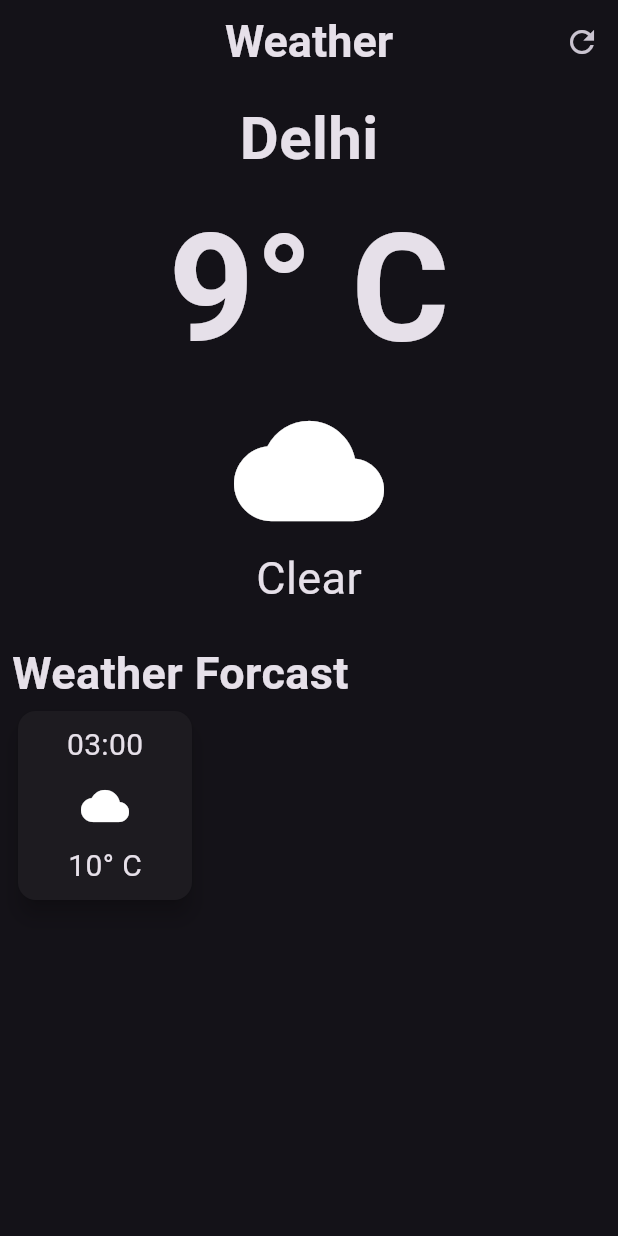
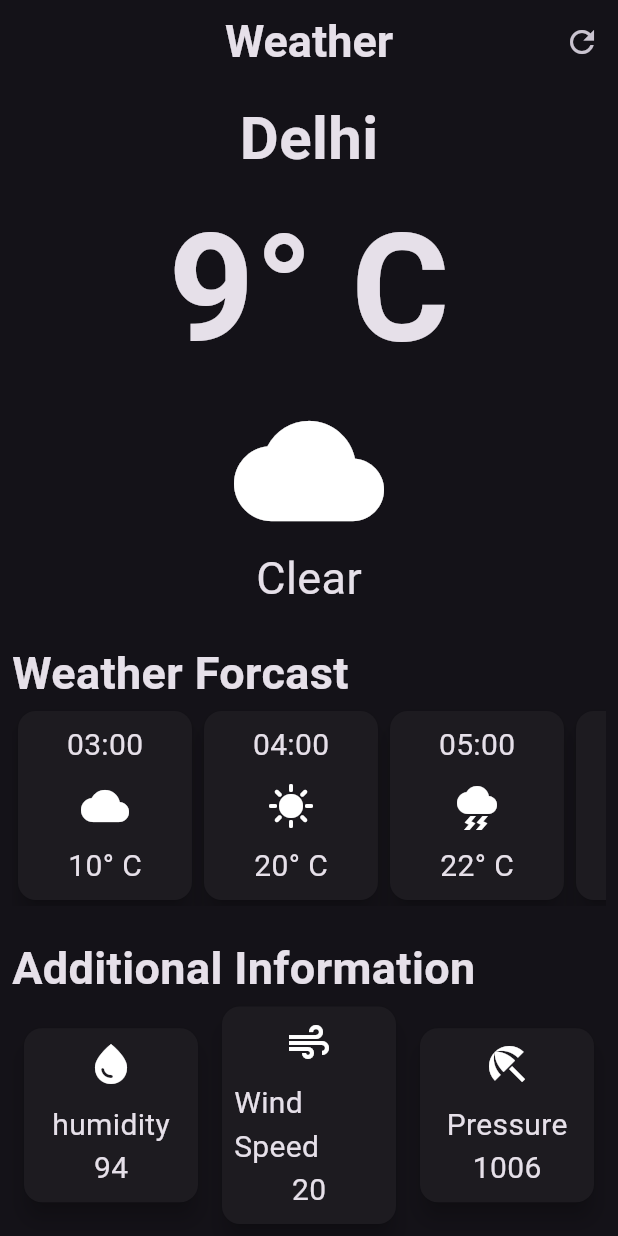
Before and after one commit to starkdotexe/weather_app, a Flutter app: the screen it shows after launch, on a phone screen of 412 x 824 dp. Run offline on Flutter 3.47's test engine with Material 2 defaults, Android fonts, the phone set to English and light mode, and no system bars; network calls fail.

Commit message:
some UI chnages and applied weather API

```diff
--- /dev/null
+++ b/lib/additional_info_item.dart
@@ -0,0 +1,43 @@
+import 'package:flutter/material.dart';
+
+class AdditionalInfoItem extends StatelessWidget {
+  final IconData icon;
+  final String label;
+  final String value;
+  const AdditionalInfoItem({
+    super.key,
+    required this.icon,
+    required this.label,
+    required this.value,
+  });
+
+  @override
+  Widget build(BuildContext context) {
+    return Card(
+      elevation: 6,
+      child: Padding(
+        padding: const EdgeInsets.all(8.0),
+        child: SizedBox(
+          width: 100,
+          child: Column(
+            children: [
+              Icon(
+                icon,
+                size: 32,
+              ),
+              const SizedBox(height: 10),
+              Text(
+                label,
+                style: const TextStyle(fontSize: 20),
+              ),
+              Text(
+                value,
+                style: const TextStyle(fontSize: 20),
+              ),
+            ],
+          ),
+        ),
+      ),
+    );
+  }
+}
--- /dev/null
+++ b/lib/hourly_weather_forcast.dart
@@ -0,0 +1,44 @@
+import 'package:flutter/material.dart';
+
+class HourlyWeatherForcast extends StatelessWidget {
+  final String time;
+  final IconData icon;
+  final String temp;
+  const HourlyWeatherForcast({
+    super.key,
+    required this.time,
+    required this.icon,
+    required this.temp,
+  });
+
+  @override
+  Widget build(BuildContext context) {
+    return Card(
+      elevation: 6,
+      child: Padding(
+        padding: const EdgeInsets.all(8.0),
+        child: SizedBox(
+          width: 100,
+          child: Column(
+            children: [
+              Text(
+                time,
+                style: const TextStyle(fontSize: 20),
+              ),
+              const SizedBox(height: 10),
+              Icon(
+                icon,
+                size: 32,
+              ),
+              const SizedBox(height: 10),
+              Text(
+                temp,
+                style: const TextStyle(fontSize: 20),
+              ),
+            ],
+          ),
+        ),
+      ),
+    );
+  }
+}
--- /dev/null
+++ b/lib/secrets.dart
@@ -0,0 +1 @@
+const openWeatherAPIKey = 'bc217905d29295706c4099ffc505d53b';
--- a/lib/weather_screen.dart
+++ b/lib/weather_screen.dart
@@ -1,8 +1,11 @@
 import 'package:flutter/material.dart';
+import 'package:weather_app/secrets.dart';
+import 'additional_info_item.dart';
+import 'hourly_weather_forcast.dart';
+import 'package:http/http.dart' as http;
 
 class MyHomePage extends StatefulWidget {
   const MyHomePage({super.key, required this.title});
-
   final String title;
 
   @override
@@ -10,6 +13,22 @@ class MyHomePage extends StatefulWidget {
 }
 
 class _MyHomePageState extends State<MyHomePage> {
+  @override
+  void initState() {
+    super.initState();
+    getCurrentWeather();
+  }
+
+  Future getCurrentWeather() async {
+    String cityName = 'London';
+    final res = await http.get(
+      Uri.parse(
+        'https://api.openweathermap.org/data/2.5/weather?q=$cityName,uk&APPID=$openWeatherAPIKey',
+      ),
+    );
+    print(res.body);
+  }
+
   @override
   Widget build(BuildContext context) {
     return Scaffold(
@@ -67,35 +86,36 @@ class _MyHomePageState extends State<MyHomePage> {
               scrollDirection: Axis.horizontal,
               child: Row(
                 children: [
-                  Card(
-                    elevation: 6,
-                    child: Padding(
-                      padding: EdgeInsets.all(8.0),
-                      child: SizedBox(
-                        width: 100,
-                        child: Column(
-                          children: [
-                            Text(
-                              '03:00',
-                              style: TextStyle(fontSize: 20),
-                            ),
-                            SizedBox(height: 10),
-                            Icon(
-                              Icons.cloud,
-                              size: 32,
-                            ),
-                            SizedBox(height: 10),
-                            Text(
-                              '10° C',
-                              style: TextStyle(fontSize: 20),
-                            ),
-                          ],
-                        ),
-                      ),
-                    ),
-                  ),
+                  HourlyWeatherForcast(
+                      time: '03:00', icon: Icons.cloud, temp: '10° C'),
+                  HourlyWeatherForcast(
+                      time: '04:00', icon: Icons.sunny, temp: '20° C'),
+                  HourlyWeatherForcast(
+                      time: '05:00', icon: Icons.thunderstorm, temp: '22° C'),
+                  HourlyWeatherForcast(
+                      time: '06:00', icon: Icons.cloud, temp: '24° C'),
+                  HourlyWeatherForcast(
+                      time: '07:00', icon: Icons.cloud, temp: '25° C'),
                 ],
               ),
+            ),
+            SizedBox(
+              height: 20,
+            ),
+            Text(
+              'Additional Information',
+              style: TextStyle(fontWeight: FontWeight.bold, fontSize: 30),
+            ),
+            Row(
+              mainAxisAlignment: MainAxisAlignment.spaceAround,
+              children: [
+                AdditionalInfoItem(
+                    icon: Icons.water_drop, label: 'humidity', value: '94'),
+                AdditionalInfoItem(
+                    icon: Icons.air, label: 'Wind Speed', value: '20'),
+                AdditionalInfoItem(
+                    icon: Icons.beach_access, label: 'Pressure', value: '1006'),
+              ],
             )
           ],
         ),
--- a/pubspec.yaml
+++ b/pubspec.yaml
@@ -35,6 +35,7 @@ dependencies:
   # The following adds the Cupertino Icons font to your application.
   # Use with the CupertinoIcons class for iOS style icons.
   cupertino_icons: ^1.0.2
+  http: ^1.1.0
 
 dev_dependencies:
   flutter_test:
```
Also changed, not shown: pubspec.lock.
